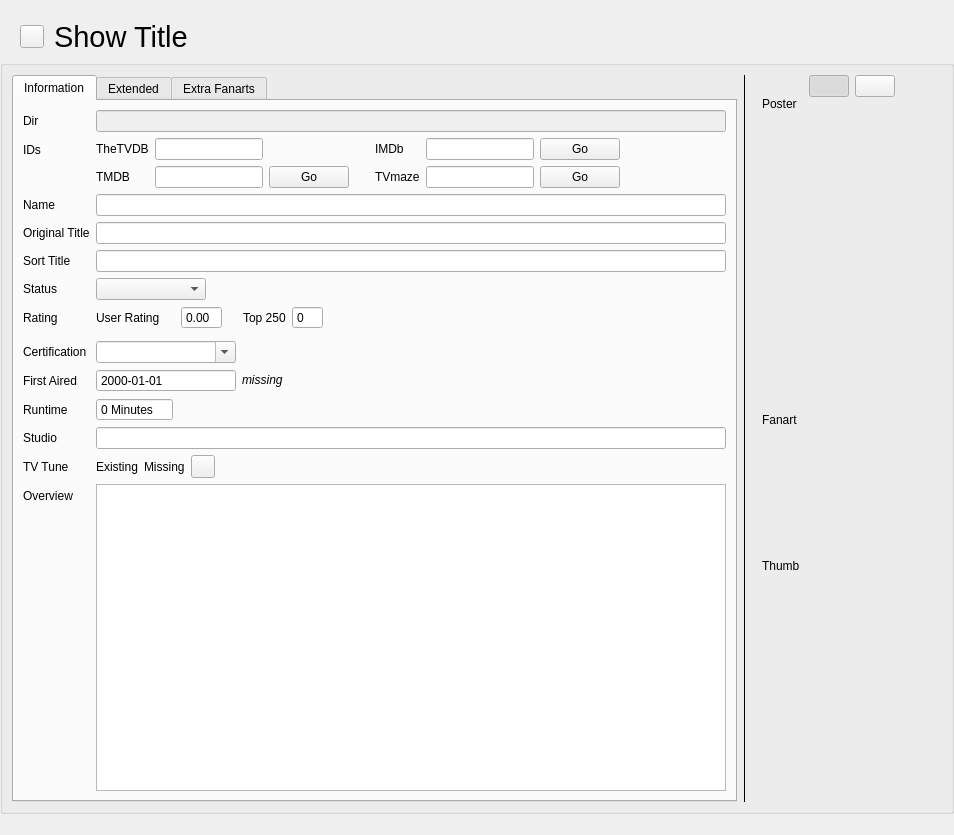
The window that src/ui/tv_show/TvShowWidgetTvShow.ui (Komet/MediaElch) describes before a commit, drawn with Qt 5.
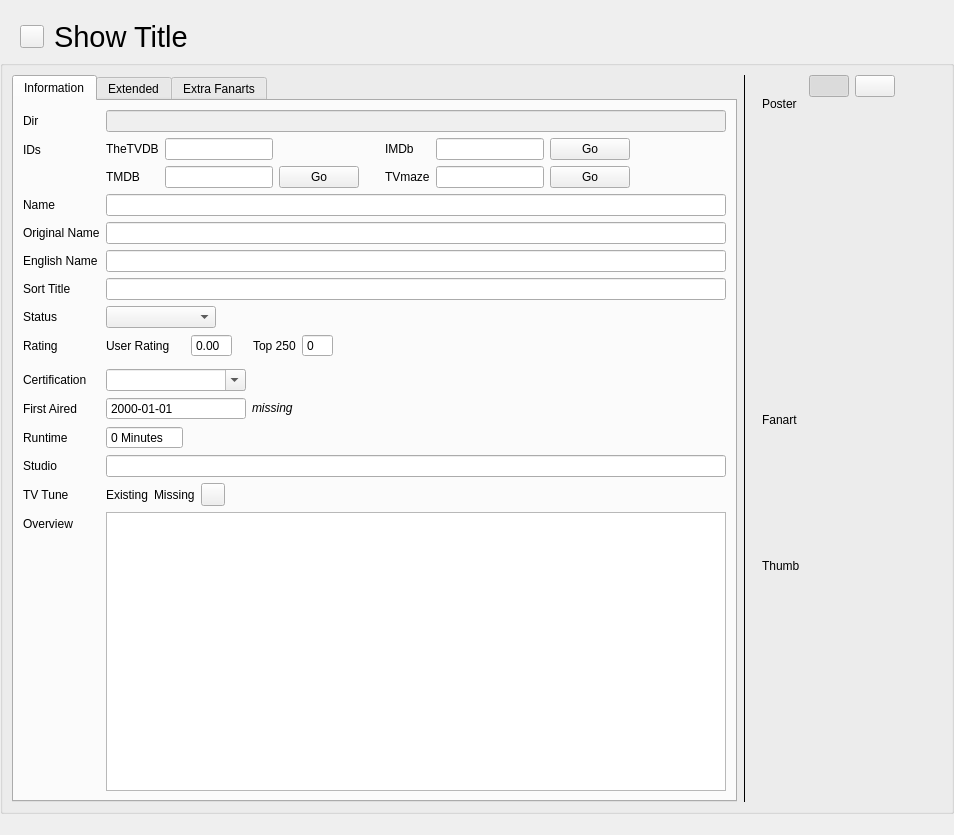
The same window after the commit. Icons and pictures are not drawn. Custom widgets are drawn as their Qt base class.

Commit message:
Add English title support for TV shows
Mirror the movie englishTitle field for shows: NFO, TMDb scrape, UI, CSV, renamer placeholders, and tests.

```diff
--- a/src/ui/tv_show/TvShowWidgetTvShow.ui
+++ b/src/ui/tv_show/TvShowWidgetTvShow.ui
@@ -312,7 +312,7 @@
             <item row="3" column="0">
              <widget class="QLabel" name="lblOriginalTitle">
               <property name="text">
-               <string>Original Title</string>
+               <string>Original Name</string>
               </property>
              </widget>
             </item>
@@ -320,23 +320,33 @@
              <widget class="QLineEdit" name="originalTitle"/>
             </item>
             <item row="4" column="0">
+             <widget class="QLabel" name="lblEnglishTitle">
+              <property name="text">
+               <string>English Name</string>
+              </property>
+             </widget>
+            </item>
+            <item row="4" column="1">
+             <widget class="QLineEdit" name="englishTitle"/>
+            </item>
+            <item row="5" column="0">
              <widget class="QLabel" name="lblSortTitle">
               <property name="text">
                <string>Sort Title</string>
               </property>
              </widget>
             </item>
-            <item row="4" column="1">
+            <item row="5" column="1">
              <widget class="QLineEdit" name="sortTitle"/>
             </item>
-            <item row="5" column="0">
+            <item row="6" column="0">
              <widget class="QLabel" name="lblStatus">
               <property name="text">
                <string>Status</string>
               </property>
              </widget>
             </item>
-            <item row="5" column="1">
+            <item row="6" column="1">
              <widget class="QComboBox" name="comboStatus">
               <property name="minimumContentsLength">
                <number>10</number>
@@ -358,14 +368,14 @@
               </item>
              </widget>
             </item>
-            <item row="6" column="0">
+            <item row="7" column="0">
              <widget class="QLabel" name="lblRating">
               <property name="text">
                <string>Rating</string>
               </property>
              </widget>
             </item>
-            <item row="6" column="1">
+            <item row="7" column="1">
              <layout class="QVBoxLayout" name="verticalLayout_4">
               <item>
                <layout class="QHBoxLayout" name="horizontalLayout_5">
@@ -458,14 +468,14 @@
               </item>
              </layout>
             </item>
-            <item row="7" column="0">
+            <item row="8" column="0">
              <widget class="QLabel" name="lblCertification">
               <property name="text">
                <string>Certification</string>
               </property>
              </widget>
             </item>
-            <item row="7" column="1">
+            <item row="8" column="1">
              <widget class="QComboBox" name="certification">
               <property name="minimumSize">
                <size>
@@ -481,21 +491,21 @@
               </property>
              </widget>
             </item>
-            <item row="8" column="0">
+            <item row="9" column="0">
              <widget class="QLabel" name="lblFirstAired">
               <property name="text">
                <string>First Aired</string>
               </property>
              </widget>
             </item>
-            <item row="9" column="0">
+            <item row="10" column="0">
              <widget class="QLabel" name="lblRuntime">
               <property name="text">
                <string>Runtime</string>
               </property>
              </widget>
             </item>
-            <item row="9" column="1">
+            <item row="10" column="1">
              <widget class="QSpinBox" name="runtime">
               <property name="buttonSymbols">
                <enum>QAbstractSpinBox::ButtonSymbols::NoButtons</enum>
@@ -508,24 +518,24 @@
               </property>
              </widget>
             </item>
-            <item row="10" column="0">
+            <item row="11" column="0">
              <widget class="QLabel" name="lblStudio">
               <property name="text">
                <string>Studio</string>
               </property>
              </widget>
             </item>
-            <item row="10" column="1">
+            <item row="11" column="1">
              <widget class="QLineEdit" name="studio"/>
             </item>
-            <item row="11" column="0">
+            <item row="12" column="0">
              <widget class="QLabel" name="lblTvTune">
               <property name="text">
                <string>TV Tune</string>
               </property>
              </widget>
             </item>
-            <item row="11" column="1">
+            <item row="12" column="1">
              <layout class="QHBoxLayout" name="horizontalLayout">
               <item>
                <widget class="Badge" name="badgeTuneExisting">
@@ -562,14 +572,14 @@
               </item>
              </layout>
             </item>
-            <item row="12" column="0">
+            <item row="13" column="0">
              <widget class="QLabel" name="lblOverview">
               <property name="text">
                <string>Overview</string>
               </property>
              </widget>
             </item>
-            <item row="8" column="1">
+            <item row="9" column="1">
              <layout class="QHBoxLayout" name="firstAiredLayout" stretch="0,0,1">
               <item>
                <widget class="QDateEdit" name="firstAired">
@@ -618,7 +628,7 @@
               </item>
              </layout>
             </item>
-            <item row="12" column="1">
+            <item row="13" column="1">
              <widget class="QPlainTextEdit" name="overview"/>
             </item>
            </layout>
```
The commit also changes 59 other files.
